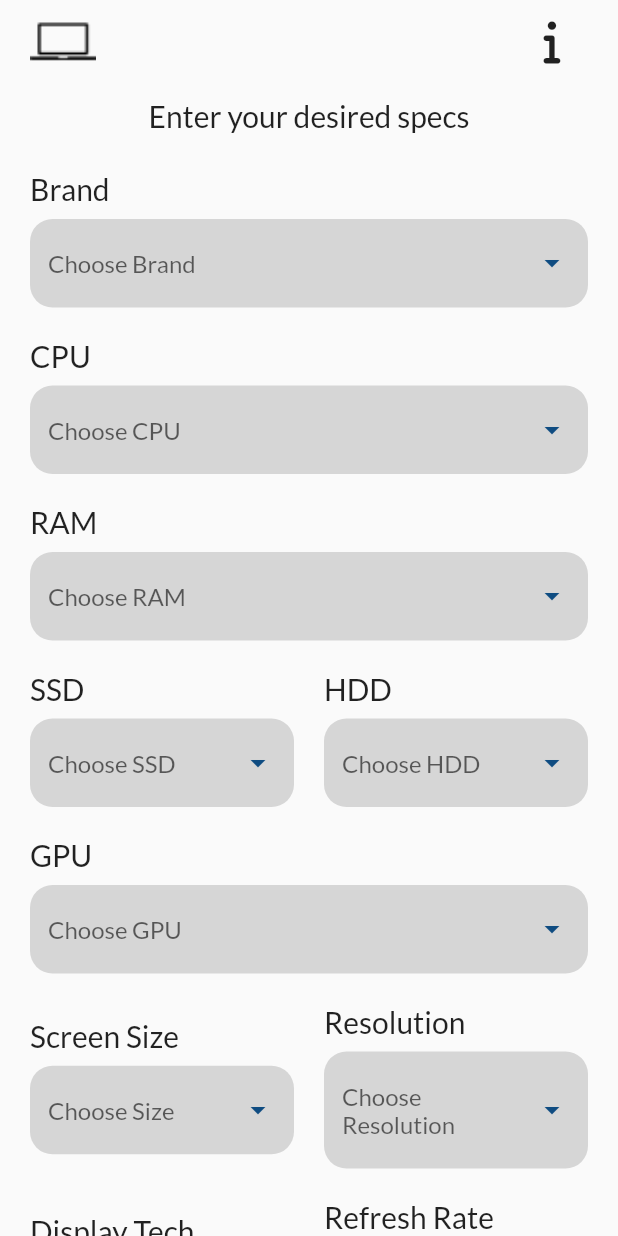
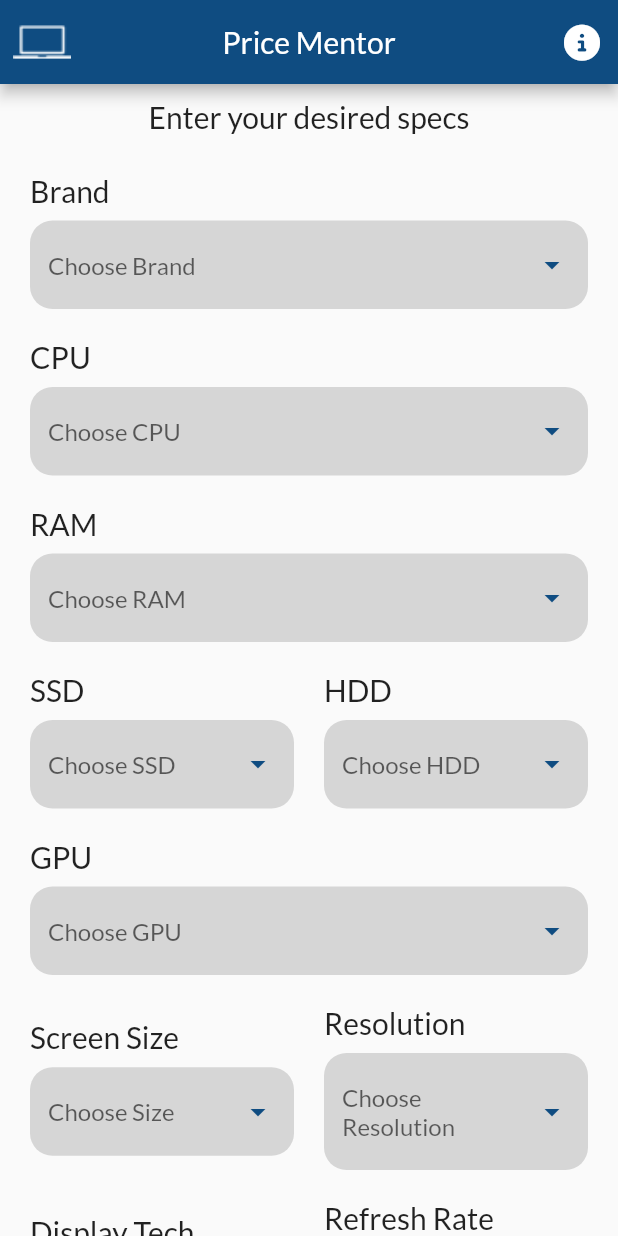
Before and after one commit to Mohamed-Ararr/Price-Mentor-App, a Flutter app: the screen it shows after launch, on a phone screen of 412 x 824 dp. Run offline on Flutter 3.47's test engine with Material 2 defaults, Android fonts, the phone set to English and light mode, and no system bars; drawn by our look-alikes of dropdown_search; our stand-ins replace font_awesome_flutter, go_router.

Commit message:
change custom app bar

```diff
--- a/lib/Features/HomeScreen/Presentation/Widgets/HomeViewBody.dart
+++ b/lib/Features/HomeScreen/Presentation/Widgets/HomeViewBody.dart
@@ -1,6 +1,7 @@
 // ignore_for_file: file_names
 
 import 'package:flutter/material.dart';
+import 'package:font_awesome_flutter/font_awesome_flutter.dart';
 import 'package:pricementor/Core/Drop%20down%20search/DropdownSearch.dart';
 import 'package:pricementor/Core/font%20options/fonts.dart';
 import 'package:pricementor/Features/HomeScreen/Presentation/Widgets/HomeViewAppBar.dart';
@@ -19,15 +20,28 @@ class _HomeViewBodyState extends State<HomeViewBody> {
   @override
   Widget build(BuildContext context) {
     return Scaffold(
-      body: SafeArea(
-        child: Padding(
+      appBar: AppBar(
+        backgroundColor: kBlueColor,
+        title: const Text("Price Mentor"),
+        centerTitle: true,
+        leading: Image.asset(
+          laptopImage,
+          scale: 0.9,
+        ),
+        actions: [
+          IconButton(
+            onPressed: () {},
+            icon: const Icon(FontAwesomeIcons.circleInfo),
+          ),
+        ],
+      ),
+      body: Padding(
         padding: kPaddingLR,
         child: SingleChildScrollView(
           physics: const BouncingScrollPhysics(),
           child: Column(
             crossAxisAlignment: CrossAxisAlignment.start,
             children: [
-                const HomeViewAppBar(),
               const SizedBox(height: 10),
               Center(
                 child: Text(
@@ -53,6 +67,7 @@ class _HomeViewBodyState extends State<HomeViewBody> {
                       onSaved: (value) {
                         brand = value;
                       },
+                      showSearchBox: true,
                       fieldTitle: "CPU",
                       hintText: "Choose CPU",
                       items: ["items"],
@@ -97,6 +112,7 @@ class _HomeViewBodyState extends State<HomeViewBody> {
                       onSaved: (value) {
                         brand = value;
                       },
+                      showSearchBox: true,
                       fieldTitle: "GPU",
                       hintText: "Choose GPU",
                       items: ["items"],
@@ -169,7 +185,7 @@ class _HomeViewBodyState extends State<HomeViewBody> {
                       },
                       fieldTitle: "Condition",
                       hintText: "Choose Condition",
-                        items: ["items"],
+                      items: ["New", "Like New", "Good"],
                     ),
                   ],
                 ),
@@ -191,7 +207,6 @@ class _HomeViewBodyState extends State<HomeViewBody> {
           ),
         ),
       ),
-      ),
     );
   }
 }
```
Lines whose indentation alone changed are shown as unchanged.
